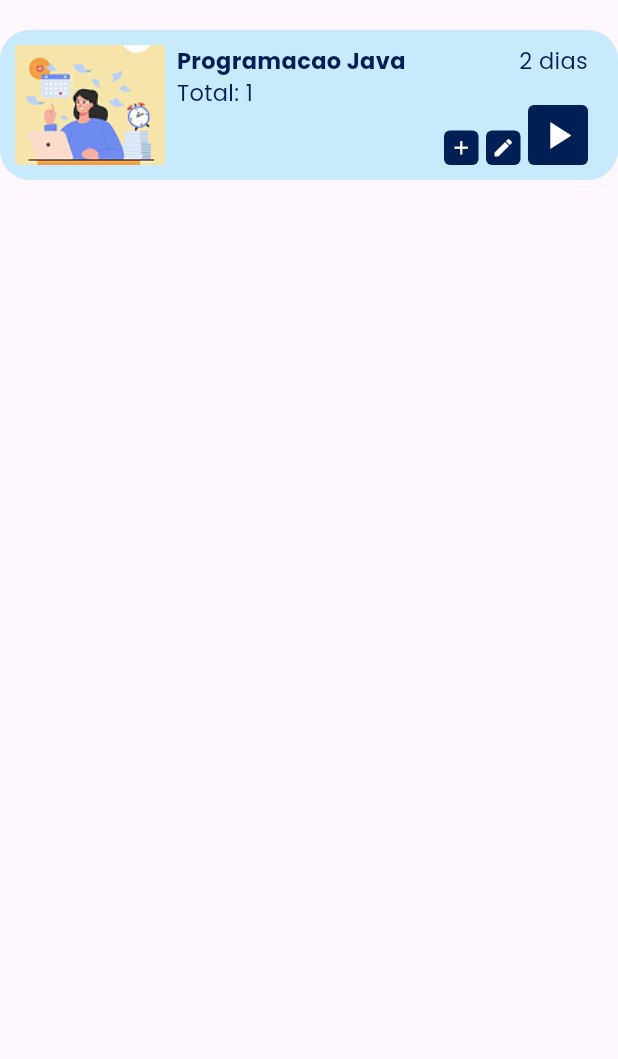
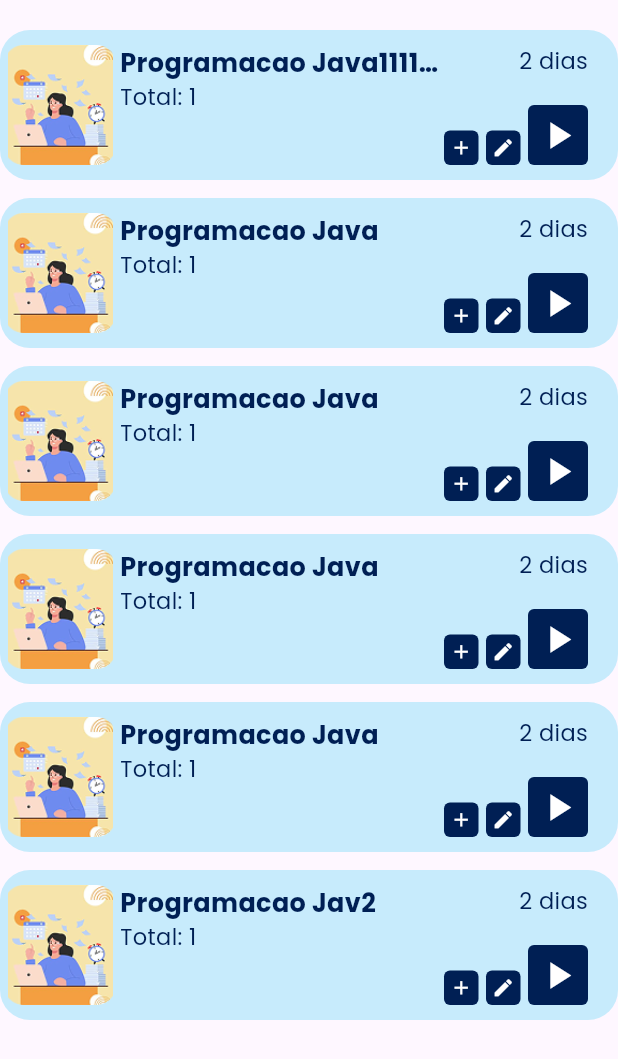
Before and after one commit to KauaBrenoQuerubino/Revisa-feito-em-Flutter, a Flutter app: the DecksWidget widget shown alone on an empty page, opened directly, on a phone screen of 412 x 824 dp. Shown: the top 1059 px of the screen. Run offline on Flutter 3.47's test engine with Material 3 defaults, Android fonts, the phone set to English and light mode, and no system bars.

```diff
--- a/lib/Compents/Page/index/Index_page.dart
+++ b/lib/Compents/Page/index/Index_page.dart
@@ -105,7 +105,7 @@ class _IndexPageState extends State<IndexPage> {
                 fontFamily: 'Poppins-bold'
               ),
             ),
-            DecksWidget()
+            Expanded(child: DecksWidget()),
           ],
         ),
       ),
--- a/lib/Compents/Page/index/decks/Decks_widget.dart
+++ b/lib/Compents/Page/index/decks/Decks_widget.dart
@@ -11,7 +11,6 @@ class DecksWidget extends StatefulWidget {
 class _DecksWidgetState extends State<DecksWidget> {
 
   Widget _deck(Deck Deck) {
-
     return Container(
       height: 100,
       decoration: BoxDecoration(
@@ -19,14 +18,14 @@ class _DecksWidgetState extends State<DecksWidget> {
         color: const Color.fromARGB(255, 199, 235, 252)
       ),
       child: Padding(
-        padding: const EdgeInsets.fromLTRB(10.0, 10.0, 20.0, 10.0),
+        padding: const EdgeInsets.fromLTRB(5.0, 10.0, 20.0, 10.0),
         child: Row(
           crossAxisAlignment: CrossAxisAlignment.center,
           mainAxisAlignment: MainAxisAlignment.spaceBetween,
           children: [
             Container(
               height: 100,
-              width: 100,
+              width: 70,
 
               decoration: BoxDecoration(
                 borderRadius: BorderRadius.circular(20)
@@ -35,17 +34,20 @@ class _DecksWidgetState extends State<DecksWidget> {
               child: Image.asset("assets/images/Categoria1.png", fit: BoxFit.cover,),
 
             ),
-
-            Column(
+            SizedBox(width: 5,),
+            Expanded(
+              child: Column(
                 mainAxisAlignment: MainAxisAlignment.start,
                 crossAxisAlignment: CrossAxisAlignment.start,
                 children: [
                   Text(
                     Deck.nome,
+                    maxLines: 1,
+                    overflow: TextOverflow.ellipsis,
                     style: TextStyle(
                       color: Color.fromARGB(255, 0, 31, 84),
                       fontFamily: "Poppins-bold",
-                    fontSize: 15
+                      fontSize: 17
                     ),
                   ),
                   Text(
@@ -57,7 +59,7 @@ class _DecksWidgetState extends State<DecksWidget> {
                   )
                 ],
               ),
-             SizedBox(width: 10),
+            ),
               Column(
               mainAxisAlignment: MainAxisAlignment.spaceBetween,
               crossAxisAlignment: CrossAxisAlignment.end,
@@ -142,18 +144,24 @@ class _DecksWidgetState extends State<DecksWidget> {
   @override
   Widget build(BuildContext context) {
     List<Deck> decks = [
-      Deck(nome: "Programacao Java", titulo: "TesteTitulo", flashcards: [{"teste":"teste"}])
+      Deck(nome: "Programacao Java1111111111111111111111111111111111111111111111", titulo: "TesteTitulo", flashcards: [{"teste":"teste"}]),
+      Deck(nome: "Programacao Java", titulo: "TesteTitulo", flashcards: [{"teste":"teste"}]),
+      Deck(nome: "Programacao Java", titulo: "TesteTitulo", flashcards: [{"teste":"teste"}]),
+      Deck(nome: "Programacao Java", titulo: "TesteTitulo", flashcards: [{"teste":"teste"}]),
+      Deck(nome: "Programacao Java", titulo: "TesteTitulo", flashcards: [{"teste":"teste"}]),
+      Deck(nome: "Programacao Jav2", titulo: "TesteTitulo", flashcards: [{"teste":"teste"}])
     ];
 
 
-    return Column(
-        children: [
-          Container(height: 20,),
-           ...decks.map(
-              (deck) => _deck(deck),
-            ),
-            Container(height: 20,),
-        ],
+    return ListView.separated(
+      padding: EdgeInsets.symmetric(vertical: 20), // 👈 espaço topo e fim
+      itemCount: decks.length,
+      itemBuilder: (context, index) {
+        return _deck(decks[index]);
+      },
+      separatorBuilder: (context, index) {
+        return SizedBox(height: 12); // 👈 espaço entre os decks
+      },
     );
   }
 }
--- a/pubspec.yaml
+++ b/pubspec.yaml
@@ -62,6 +62,7 @@ flutter:
     - assets/images/Logo.png
     - assets/images/Logo_icon.png
     - assets/images/background_primary.png
+    - assets/images/background_secundary.png
     - assets/images/Categoria1.png
 
 
```
Also changed, not shown: lib/Compents/App_widget.dart (+6 -1 lines), lib/Compents/Page/index/flashcard/FlashCard_Page.dart (added, +76 -0 lines), assets/images/background_secundary.png (added). Lines whose indentation alone changed are shown as unchanged.
